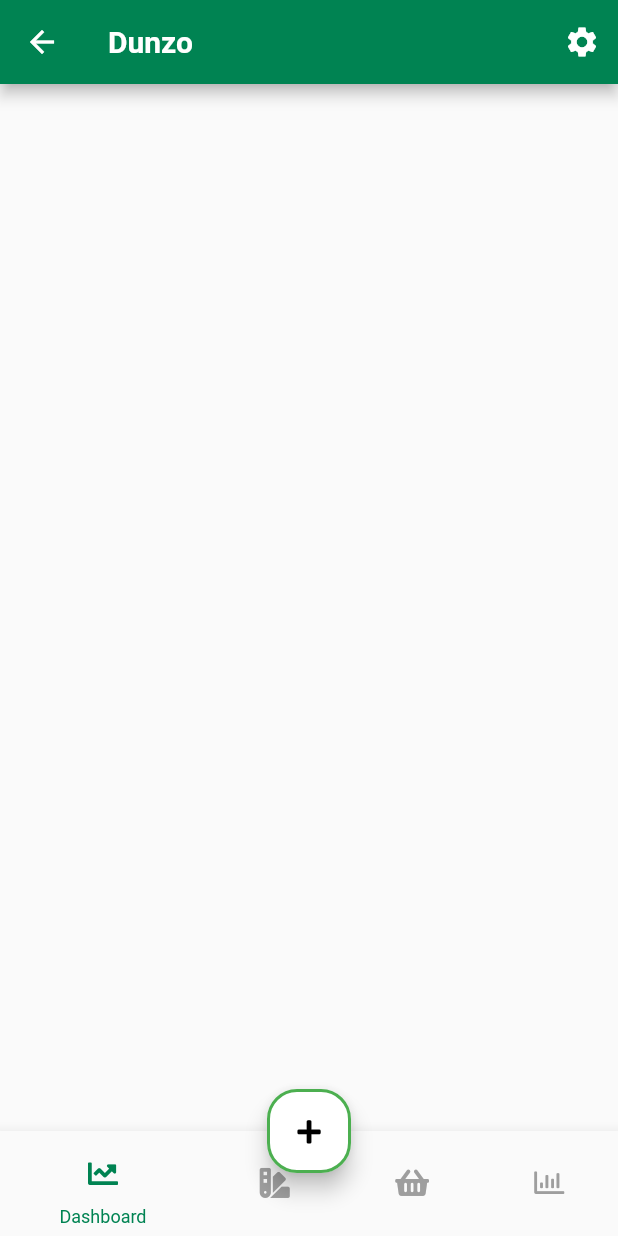
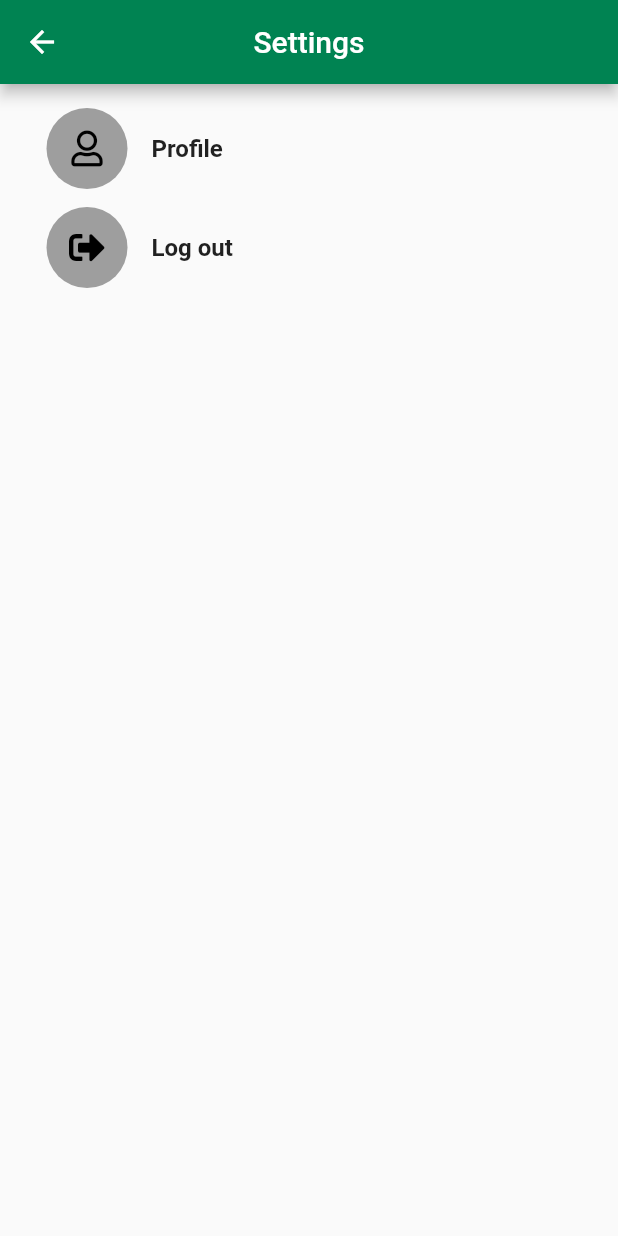
Before and after one commit to renjithrm/shop_owner_app, a Flutter app: the HomeScreen screen opened by its route, after a tap on the "settings" icon, on a phone screen of 412 x 824 dp. Run offline on Flutter 3.47's test engine with Material 2 defaults, Android fonts, the phone set to English and light mode, and no system bars; our stand-ins replace fl_chart, font_awesome_flutter, get, google_fonts.

Commit message:
modified some screen

```diff
--- a/lib/main.dart
+++ b/lib/main.dart
@@ -5,6 +5,7 @@
 import 'package:showp_owner_app/controller/controller.dart';
 import 'package:showp_owner_app/view/authentication/wraper.dart';
 import 'package:showp_owner_app/view/home_screen.dart';
+import 'package:showp_owner_app/view/screens/settings_screen.dart';
 
 void main() {
   runApp(MyApp());
@@ -20,13 +21,13 @@
       debugShowCheckedModeBanner: false,
       title: 'Flutter Demo',
       routes: {
-        "/home": (cntx) => HomeScreen(),
-        "/switch": (cnt) => WarperAuth(),
+        "/switch": (BuildContext ctx) => WarperAuth(),
+        "/home": (BuildContext ctx) => HomeScreen(),
+        "/settings": (BuildContext ctx) => const SettingScreen(),
       },
       theme: ThemeData(
         primarySwatch: Colors.blue,
       ),
-      // home: SignInScreen(),
       initialRoute: "/switch",
     );
   }
--- /dev/null
+++ b/lib/models/pie_chart_date.dart
@@ -0,0 +1,14 @@
+import 'package:flutter/material.dart';
+
+class ChartData {
+  final String name;
+  final double precent;
+  final Color color;
+
+  ChartData({required this.name, required this.precent, required this.color});
+  static List<ChartData> data = [
+    ChartData(name: "jan", precent: 10, color: Colors.red),
+    ChartData(name: "feb", precent: 40, color: Colors.grey),
+    ChartData(name: "Mar", precent: 60, color: Colors.green)
+  ];
+}
--- a/lib/view/home_screen.dart
+++ b/lib/view/home_screen.dart
@@ -31,8 +31,9 @@
         title: appTitle,
         actions: [
           IconButton(
-              onPressed: () {
-                // print(_size.height);
+              onPressed: () async {
+                await Navigator.pushNamed(context, "/settings");
+                print(context.widget);
               },
               icon: FaIcon(
                 Icons.settings,
--- a/lib/view/screens/dashboard.dart
+++ b/lib/view/screens/dashboard.dart
@@ -1,5 +1,8 @@
+import 'package:fl_chart/fl_chart.dart';
 import 'package:flutter/material.dart';
+import 'package:google_fonts/google_fonts.dart';
 import 'package:showp_owner_app/helpers/const.dart';
+import 'package:showp_owner_app/models/pie_chart_date.dart';
 
 class DashBoard extends StatelessWidget {
   const DashBoard({Key? key}) : super(key: key);
@@ -11,8 +14,71 @@
       height: MediaQuery.of(context).size.height,
       padding: padding,
       child: Column(
-        children: <Widget>[],
+        children: <Widget>[
+          Container(
+              // color: Colors.amber,
+              height: 300,
+              child: PieChart(
+                PieChartData(
+                  sections: sectionData(),
+                  sectionsSpace: 0,
+                  centerSpaceRadius: 60,
+                ),
+                swapAnimationCurve: Curves.easeInOutCirc,
+                swapAnimationDuration: const Duration(seconds: 3),
+              )),
+          columDiv(10),
+          showIdicators(),
+        ],
       ),
     );
   }
+
+  List<PieChartSectionData> sectionData() => ChartData.data
+      .asMap()
+      .map<int, PieChartSectionData>((key, value) {
+        final data = PieChartSectionData(
+            color: value.color,
+            title: value.precent.toString(),
+            value: value.precent);
+        return MapEntry(key, data);
+      })
+      .values
+      .toList();
+
+  Widget showIdicators() => Container(
+        // color: Colors.blue,
+        height: 200,
+        child: Column(
+          children: ChartData.data
+              .map((data) => Padding(
+                    padding: const EdgeInsets.all(8.0),
+                    child: Container(
+                      child: showColorsDetials(
+                          color: data.color, title: data.name),
+                    ),
+                  ))
+              .toList(),
+        ),
+      );
+  Widget showColorsDetials({
+    required color,
+    required title,
+  }) =>
+      Row(
+        mainAxisAlignment: MainAxisAlignment.center,
+        children: [
+          CircleAvatar(
+            backgroundColor: color,
+            radius: 7,
+          ),
+          Padding(
+            padding: const EdgeInsets.all(8.0),
+            child: Text(
+              title,
+              style: GoogleFonts.roboto(),
+            ),
+          )
+        ],
+      );
 }
--- /dev/null
+++ b/lib/view/screens/settings_screen.dart
@@ -0,0 +1,67 @@
+import 'package:flutter/material.dart';
+import 'package:font_awesome_flutter/font_awesome_flutter.dart';
+import 'package:google_fonts/google_fonts.dart';
+import 'package:showp_owner_app/helpers/const.dart';
+
+class SettingScreen extends StatelessWidget {
+  const SettingScreen({Key? key}) : super(key: key);
+
+  @override
+  Widget build(BuildContext context) {
+    return Scaffold(
+      appBar: AppBar(
+        backgroundColor: appBarColor,
+        title: const Text("Settings"),
+        centerTitle: true,
+      ),
+      body: Padding(
+        padding: padding,
+        child: Column(children: <Widget>[
+          profileTail(),
+          columDiv(10),
+          logOutTail(),
+        ]),
+      ),
+    );
+  }
+
+  Widget profileTail() {
+    return ListTile(
+      onTap: () {},
+      leading: const CircleAvatar(
+        backgroundColor: Colors.grey,
+        radius: 27,
+        child: FaIcon(
+          FontAwesomeIcons.user,
+          color: Colors.black,
+        ),
+      ),
+      title: Text(
+        "Profile",
+        style: GoogleFonts.roboto(
+          fontWeight: FontWeight.bold,
+        ),
+      ),
+    );
+  }
+
+  Widget logOutTail() {
+    return ListTile(
+      onTap: () {},
+      leading: const CircleAvatar(
+        backgroundColor: Colors.grey,
+        radius: 27,
+        child: FaIcon(
+          FontAwesomeIcons.signOutAlt,
+          color: Colors.black,
+        ),
+      ),
+      title: Text(
+        "Log out",
+        style: GoogleFonts.roboto(
+          fontWeight: FontWeight.bold,
+        ),
+      ),
+    );
+  }
+}
--- a/pubspec.yaml
+++ b/pubspec.yaml
@@ -38,6 +38,7 @@
   get: ^4.6.1
   font_awesome_flutter: ^9.2.0
   image_picker: ^0.8.4+10
+  fl_chart: ^0.45.1
 
 dev_dependencies:
   flutter_test:
```
Also changed, not shown: pubspec.lock.
